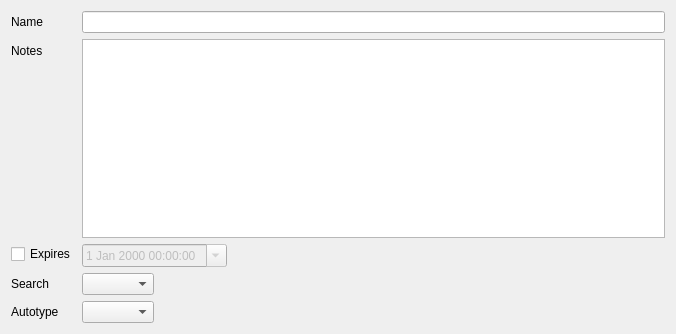
First picture: the form in src/gui/group/EditGroupWidgetMain.ui, repository keepassxreboot/keepassxc, before the edit.
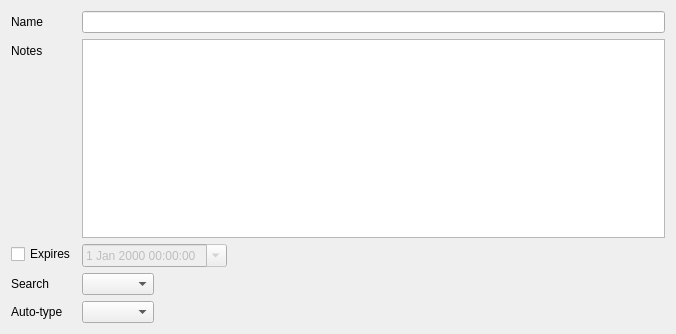
Second picture: the form after the edit.

Commit message: Show the inherited value in EditGroupWidget.

What changed in the file:
```diff
--- a/src/gui/group/EditGroupWidgetMain.ui
+++ b/src/gui/group/EditGroupWidgetMain.ui
@@ -66,7 +66,7 @@
      <item row="4" column="0">
       <widget class="QLabel" name="autotypeLabel">
        <property name="text">
-        <string>Autotype</string>
+        <string>Auto-type</string>
        </property>
       </widget>
      </item>
```
The commit also changes 2 other files.
